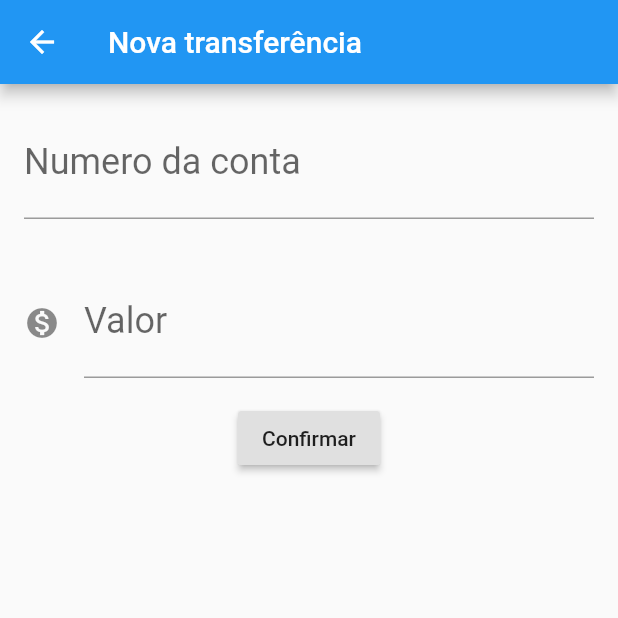
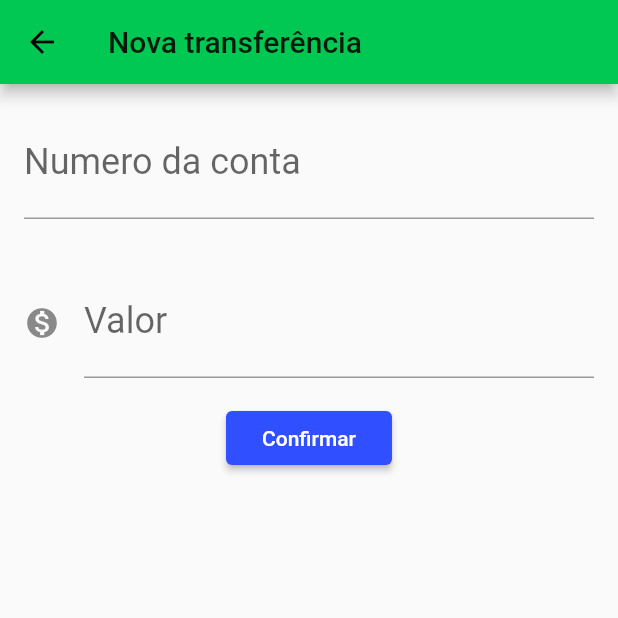
Before and after one commit to darthrodolfo/Bytebank, a Flutter app: the screen it shows after launch, after a tap on the "add" icon, on a phone screen of 412 x 824 dp, the top half of it. Run offline on Flutter 3.47's test engine with Material 2 defaults, Android fonts, the phone set to English and light mode, and no system bars.

Commit message:
Refatorando código e separando arquivos

```diff
--- /dev/null
+++ b/lib/components/editor.dart
@@ -0,0 +1,32 @@
+import 'package:flutter/material.dart';
+
+class Editor extends StatelessWidget {
+  final String rotulo;
+  final String dica;
+  final IconData icone;
+  final TextEditingController _controlador;
+
+  const Editor(
+      {@required TextEditingController controlador,
+      this.rotulo,
+      this.dica,
+      this.icone})
+      : _controlador = controlador;
+
+  @override
+  Widget build(BuildContext context) {
+    return Padding(
+      padding: const EdgeInsets.all(16.0),
+      child: TextField(
+        controller: _controlador,
+        style: TextStyle(fontSize: 24.0),
+        decoration: InputDecoration(
+          icon: icone != null ? Icon(icone) : null,
+          labelText: rotulo,
+          hintText: dica,
+        ),
+        keyboardType: TextInputType.number,
+      ),
+    );
+  }
+}
--- a/lib/main.dart
+++ b/lib/main.dart
@@ -1,3 +1,4 @@
+import 'package:bytebank/screens/transferencia/lista_transferencia.dart';
 import 'package:flutter/material.dart';
 
 void main() => runApp(ByteBankApp());
@@ -6,170 +7,13 @@ class ByteBankApp extends StatelessWidget {
   @override
   Widget build(BuildContext context) {
     return MaterialApp(
-      home: Scaffold(
-        body: ListaTransferencias(),
-      ),
+      theme: ThemeData(
+          primaryColor: Colors.greenAccent[700],
+          accentColor: Colors.indigoAccent[700],
+          buttonTheme: ButtonThemeData(
+              buttonColor: Colors.indigoAccent[700],
+              textTheme: ButtonTextTheme.primary)),
+      home: ListaTransferencias(),
     );
   }
 }
-
-class FormularioTransferencia extends StatefulWidget {
-  @override
-  State<StatefulWidget> createState() {
-    return FormularioTransferenciaState();
-  }
-}
-
-class FormularioTransferenciaState extends State<FormularioTransferencia> {
-  final TextEditingController _controladorCampoNumeroConta =
-      TextEditingController();
-  final TextEditingController _controladorCampoValor = TextEditingController();
-
-  @override
-  Widget build(BuildContext context) {
-    return Scaffold(
-      appBar: AppBar(title: Text('Nova transferência')),
-      body: SingleChildScrollView(
-        child: Column(
-          children: <Widget>[
-            Editor(
-              controlador: _controladorCampoNumeroConta,
-              rotulo: 'Numero da conta',
-              dica: '0000',
-            ),
-            Editor(
-              controlador: _controladorCampoValor,
-              rotulo: 'Valor',
-              dica: '0.00',
-              icone: Icons.monetization_on,
-            ),
-            RaisedButton(
-                child: Text('Confirmar'),
-                onPressed: () {
-                  _criaTransferencia(context);
-                }),
-          ],
-        ),
-      ),
-    );
-  }
-
-  void _criaTransferencia(BuildContext context) {
-    debugPrint('clicou no confirmar');
-    final int numeroConta = int.tryParse(_controladorCampoNumeroConta.text);
-    final double valor = double.tryParse(_controladorCampoValor.text);
-
-    if (numeroConta != null && valor != null) {
-      final transferenciaCriada = Transferencia(valor, numeroConta);
-
-      Navigator.pop(context, transferenciaCriada);
-
-      // Scaffold.of(context).showSnackBar(
-      //   SnackBar(content: Text('$transferenciaCriada')),
-      // );
-    }
-  }
-}
-
-class Editor extends StatelessWidget {
-  final String rotulo;
-  final String dica;
-  final IconData icone;
-  final TextEditingController _controlador;
-
-  const Editor(
-      {@required TextEditingController controlador,
-      this.rotulo,
-      this.dica,
-      this.icone})
-      : _controlador = controlador;
-
-  @override
-  Widget build(BuildContext context) {
-    return Padding(
-      padding: const EdgeInsets.all(16.0),
-      child: TextField(
-        controller: _controlador,
-        style: TextStyle(fontSize: 24.0),
-        decoration: InputDecoration(
-          icon: icone != null ? Icon(icone) : null,
-          labelText: rotulo,
-          hintText: dica,
-        ),
-        keyboardType: TextInputType.number,
-      ),
-    );
-  }
-}
-
-class ListaTransferencias extends StatefulWidget {
-  final List<Transferencia> _transferencias = List();
-
-  @override
-  State<StatefulWidget> createState() {
-    return ListaTransferenciasState();
-  }
-}
-
-class ListaTransferenciasState extends State<ListaTransferencias> {
-  @override
-  Widget build(BuildContext context) {
-    return Scaffold(
-        appBar: AppBar(
-          title: Text('Transferências'),
-        ),
-        body: ListView.builder(
-            itemCount: widget._transferencias.length,
-            itemBuilder: (context, indice) {
-              final transferencia = widget._transferencias[indice];
-              return ItemTransferencia(transferencia);
-            }),
-        floatingActionButton: FloatingActionButton(
-          child: Icon(Icons.add),
-          onPressed: () {
-            final Future<Transferencia> future =
-                Navigator.push(context, MaterialPageRoute(builder: (context) {
-              return FormularioTransferencia();
-            }));
-            future.then((transferenciaRecebida) {
-              debugPrint('Chegou no then do future');
-              debugPrint('$transferenciaRecebida');
-              if (transferenciaRecebida != null) {
-                setState(() {
-                  widget._transferencias.add(transferenciaRecebida);
-                });
-              }
-            });
-          },
-        ));
-  }
-}
-
-class ItemTransferencia extends StatelessWidget {
-  final Transferencia _transferencia;
-
-  ItemTransferencia(this._transferencia);
-
-  @override
-  Widget build(BuildContext context) {
-    return Card(
-      child: ListTile(
-        leading: Icon(Icons.monetization_on),
-        title: Text(_transferencia.valor.toString()),
-        subtitle: Text(_transferencia.numeroConta.toString()),
-      ),
-    );
-  }
-}
-
-class Transferencia {
-  final double valor;
-  final int numeroConta;
-
-  Transferencia(this.valor, this.numeroConta);
-
-  @override
-  String toString() {
-    return 'Transferencia{valor: $valor, numeroConta: $numeroConta}';
-  }
-}
--- /dev/null
+++ b/lib/models/transferencia.dart
@@ -0,0 +1,11 @@
+class Transferencia {
+  final double valor;
+  final int numeroConta;
+
+  Transferencia(this.valor, this.numeroConta);
+
+  @override
+  String toString() {
+    return 'Transferencia{valor: $valor, numeroConta: $numeroConta}';
+  }
+}
--- /dev/null
+++ b/lib/screens/transferencia/formulario_transferencia.dart
@@ -0,0 +1,65 @@
+import 'package:bytebank/components/editor.dart';
+import 'package:bytebank/models/transferencia.dart';
+import 'package:flutter/material.dart';
+
+const _tituloAppBar = 'Nova transferência';
+const _rotuloCampoValor = 'Valor';
+const _dicaCampoValor = '0.00';
+const _rotuloCampoNumeroConta = 'Numero da conta';
+const _dicaCampoNumeroConta = '000';
+
+class FormularioTransferencia extends StatefulWidget {
+  @override
+  State<StatefulWidget> createState() {
+    return FormularioTransferenciaState();
+  }
+}
+
+class FormularioTransferenciaState extends State<FormularioTransferencia> {
+  final TextEditingController _controladorCampoNumeroConta =
+      TextEditingController();
+  final TextEditingController _controladorCampoValor = TextEditingController();
+
+  @override
+  Widget build(BuildContext context) {
+    return Scaffold(
+      appBar: AppBar(title: Text(_tituloAppBar)),
+      body: SingleChildScrollView(
+        child: Column(
+          children: <Widget>[
+            Editor(
+              controlador: _controladorCampoNumeroConta,
+              rotulo: _rotuloCampoNumeroConta,
+              dica: _dicaCampoNumeroConta,
+            ),
+            Editor(
+              controlador: _controladorCampoValor,
+              rotulo: _rotuloCampoValor,
+              dica: _dicaCampoValor,
+              icone: Icons.monetization_on,
+            ),
+            RaisedButton(
+                child: Text('Confirmar'),
+                onPressed: () {
+                  _criaTransferencia(context);
+                }),
+          ],
+        ),
+      ),
+    );
+  }
+
+  void _criaTransferencia(BuildContext context) {
+    debugPrint('clicou no confirmar');
+    final int numeroConta = int.tryParse(_controladorCampoNumeroConta.text);
+    final double valor = double.tryParse(_controladorCampoValor.text);
+
+    if (numeroConta != null && valor != null) {
+      final transferenciaCriada = Transferencia(valor, numeroConta);
+      Navigator.pop(context, transferenciaCriada);
+      // Scaffold.of(context).showSnackBar(
+      //   SnackBar(content: Text('$transferenciaCriada')),
+      // );
+    }
+  }
+}
--- /dev/null
+++ b/lib/screens/transferencia/lista_transferencia.dart
@@ -0,0 +1,63 @@
+import 'package:bytebank/models/transferencia.dart';
+import 'package:bytebank/screens/transferencia/formulario_transferencia.dart';
+import 'package:flutter/material.dart';
+
+const _tituloAppBar = 'Transferências';
+
+class ListaTransferencias extends StatefulWidget {
+  final List<Transferencia> _transferencias = List();
+
+  @override
+  State<StatefulWidget> createState() {
+    return ListaTransferenciasState();
+  }
+}
+
+class ListaTransferenciasState extends State<ListaTransferencias> {
+  @override
+  Widget build(BuildContext context) {
+    return Scaffold(
+        appBar: AppBar(title: Text(_tituloAppBar)),
+        body: ListView.builder(
+            itemCount: widget._transferencias.length,
+            itemBuilder: (context, indice) {
+              final transferencia = widget._transferencias[indice];
+              return ItemTransferencia(transferencia);
+            }),
+        floatingActionButton: FloatingActionButton(
+          child: Icon(Icons.add),
+          onPressed: () {
+            Navigator.push(context, MaterialPageRoute(builder: (context) {
+              return FormularioTransferencia();
+            })).then((transferenciaRecebida) {
+              if (transferenciaRecebida != null) {
+                _atualiza(transferenciaRecebida);
+              }
+            });
+          },
+        ));
+  }
+
+  void _atualiza(Transferencia transferenciaRecebida) {
+    setState(() {
+      widget._transferencias.add(transferenciaRecebida);
+    });
+  }
+}
+
+class ItemTransferencia extends StatelessWidget {
+  final Transferencia _transferencia;
+
+  ItemTransferencia(this._transferencia);
+
+  @override
+  Widget build(BuildContext context) {
+    return Card(
+      child: ListTile(
+        leading: Icon(Icons.monetization_on),
+        title: Text(_transferencia.valor.toString()),
+        subtitle: Text(_transferencia.numeroConta.toString()),
+      ),
+    );
+  }
+}
```
Also changed, not shown: 2 other files.
